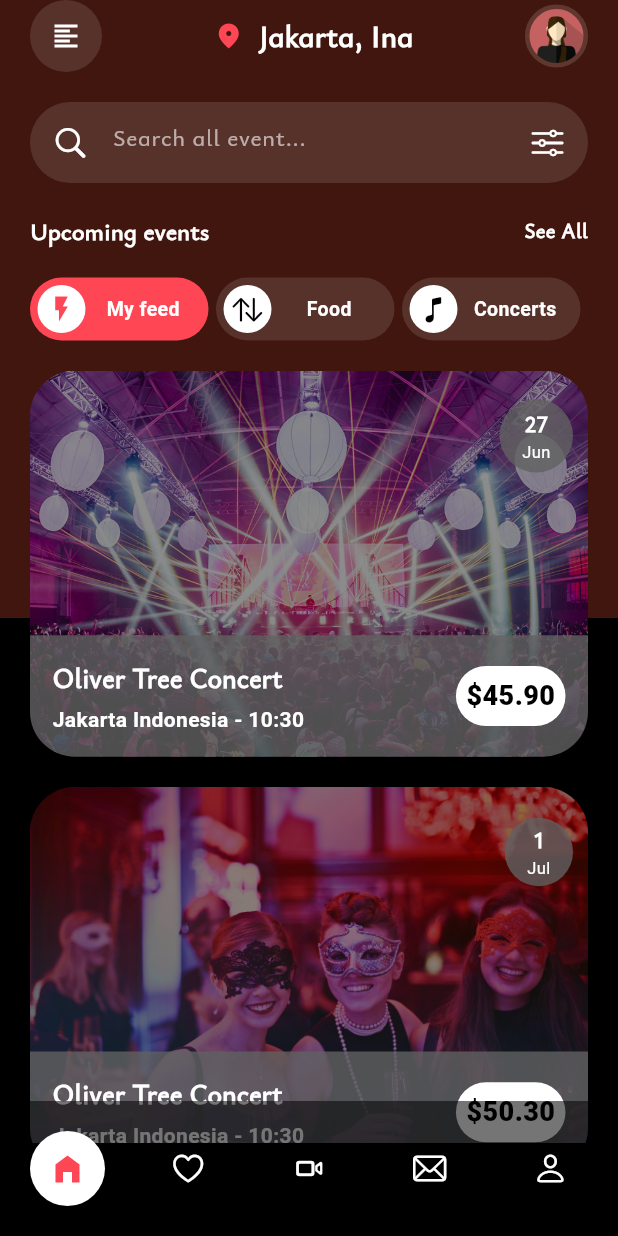
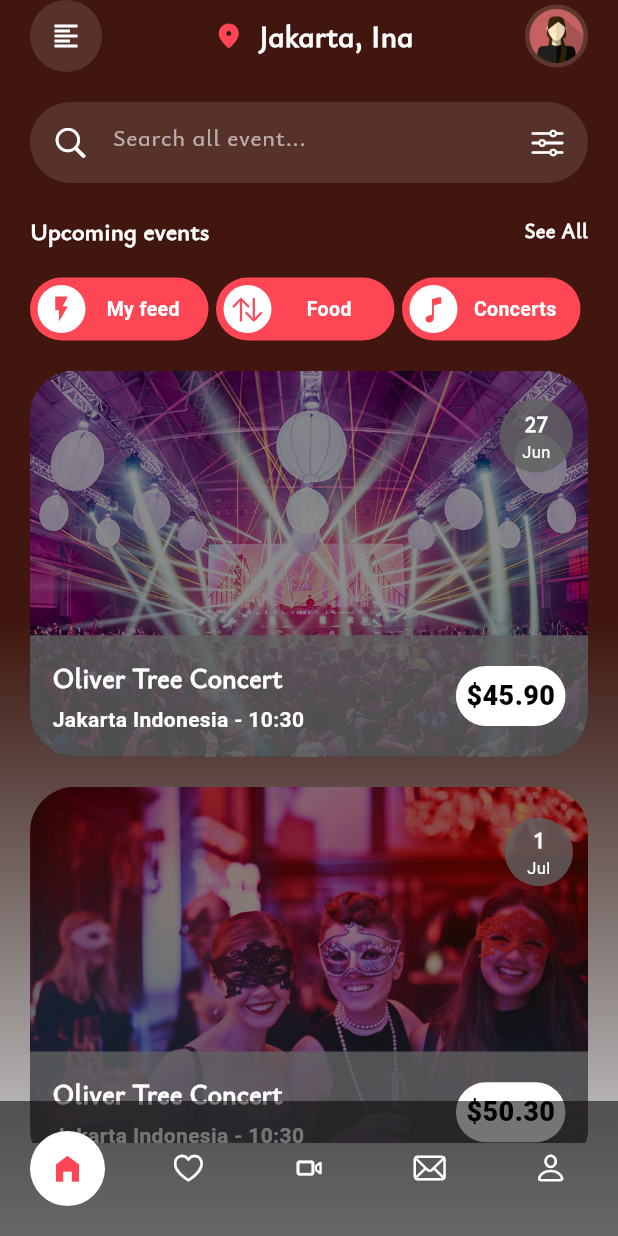
Before and after one commit to christ-dev19/freestyles, a Flutter app: the screen it shows after launch, on a phone screen of 412 x 824 dp. Run offline on Flutter 3.47's test engine with Material 2 defaults, Android fonts, the phone set to English and light mode, and no system bars; project files that could hold a hidden picture were left out.

Commit message:
fix screen one https://dribbble.com/shots/19970474-Event-Mobile-App

```diff
--- a/lib/screens/EventMobileApp/EventMobileApp1.dart
+++ b/lib/screens/EventMobileApp/EventMobileApp1.dart
@@ -1,3 +1,5 @@
+import 'dart:math';
+
 import 'package:flutter/cupertino.dart';
 import 'package:flutter/material.dart';
 import 'package:flutter/services.dart';
@@ -49,6 +51,31 @@ class _EventMobileApp1State extends State<EventMobileApp1> {
     {"selected": false, "icon": CupertinoIcons.mail},
     {"selected": false, "icon": CupertinoIcons.person},
   ];
+  List<dynamic> upcomingEvents = [
+    {
+      "id": Random().nextInt(99),
+      "label": "My feed",
+      "icon": Icons.flash_on,
+    },
+    {
+      "id": Random().nextInt(99),
+      "label": "Food",
+      "icon": CupertinoIcons.arrow_up_arrow_down
+    },
+    {
+      "id": Random().nextInt(99),
+      "label": "Concerts",
+      "icon": CupertinoIcons.music_note
+    },
+  ];
+
+  dynamic upcomingEventsSelected;
+
+  @override
+  void initState() {
+    upcomingEventsSelected = upcomingEvents[0];
+    super.initState();
+  }
 
   @override
   Widget build(BuildContext context) {
@@ -60,26 +87,24 @@ class _EventMobileApp1State extends State<EventMobileApp1> {
         statusBarIconBrightness: Brightness.light,
       ),
       child: Scaffold(
-        backgroundColor: Colors.amber,
-        body: Stack(
-          children: [
-            Positioned.fill(
-              child: Container(
+        backgroundColor: Colors.transparent,
+        body: Container(
           width: size.width,
           height: size.height,
           decoration: BoxDecoration(
             gradient: LinearGradient(
               begin: Alignment.topCenter,
               end: Alignment.bottomCenter,
-                    stops: const [.5, .3, .2],
-                    tileMode: TileMode.mirror,
               colors: [
                 colorChocolat,
-                      Color.fromRGBO(64, 22, 14, .9),
-                      Colors.black,
+                colorChocolat,
+                Colors.black12,
               ],
             ),
           ),
+          child: Stack(
+            children: [
+              Positioned.fill(
                 child: SafeArea(
                   child: SingleChildScrollView(
                     child: Column(
@@ -201,21 +226,12 @@ class _EventMobileApp1State extends State<EventMobileApp1> {
                             mainAxisAlignment: MainAxisAlignment.spaceBetween,
                             crossAxisAlignment: CrossAxisAlignment.center,
                             children: [
-                              _buildIconWidget(size,
-                                  icon: Icons.flash_on,
-                                  backgroundColor: redColor,
-                                  colorIcon: redColor,
-                                  label: "My feed"),
-                              _buildIconWidget(size,
-                                  icon: CupertinoIcons.arrow_up_arrow_down,
-                                  backgroundColor: Colors.white12,
-                                  colorIcon: Colors.black,
-                                  label: "Food"),
-                              _buildIconWidget(size,
-                                  icon: CupertinoIcons.music_note,
-                                  backgroundColor: Colors.white12,
-                                  colorIcon: Colors.black,
-                                  label: "Concerts"),
+                              ...upcomingEvents
+                                  .map(
+                                    (item) =>
+                                        _buildIconWidget(size, data: item),
+                                  )
+                                  .toList(),
                             ],
                           ),
                         ),
@@ -235,7 +251,6 @@ class _EventMobileApp1State extends State<EventMobileApp1> {
                           ),
                         ),
                       ],
-                    ),
                     ),
                   ),
                 ),
@@ -260,10 +275,11 @@ class _EventMobileApp1State extends State<EventMobileApp1> {
                                   ? Colors.white
                                   : Colors.transparent,
                               radius: 25,
-                            child: Icon(
-                              item['icon'],
-                              color: item['selected'] ? redColor : Colors.white,
-                            ),
+                              child: Icon(item['icon'],
+                                  color: item['selected']
+                                      ? redColor
+                                      : Colors.white,
+                                  size: 23),
                             ),
                             onPressed: () {
                               menus.map((e) => e['selected'] = false).toList();
@@ -279,6 +295,7 @@ class _EventMobileApp1State extends State<EventMobileApp1> {
                 ),
               ),
             ],
+          ),
         ),
       ),
     );
@@ -399,19 +416,22 @@ class _EventMobileApp1State extends State<EventMobileApp1> {
     );
   }
 
-  Flexible _buildIconWidget(
-    Size size, {
-    required IconData icon,
-    required Color backgroundColor,
-    required Color colorIcon,
-    required String label,
+  Flexible _buildIconWidget(Size size, {
+    required data,
   }) {
     return Flexible(
+      child: GestureDetector(
+        onTap: () {
+          upcomingEventsSelected = data;
+          setState(() {});
+        },
         child: Container(
           padding: const EdgeInsets.all(5),
           margin: const EdgeInsets.only(right: 5),
           decoration: BoxDecoration(
-          color: backgroundColor,
+            color: upcomingEventsSelected['id'] == data['id']
+                ? redColor
+                : Colors.white12,
             borderRadius: BorderRadius.circular(size.width),
           ),
           child: Row(
@@ -422,14 +442,16 @@ class _EventMobileApp1State extends State<EventMobileApp1> {
                 backgroundColor: Colors.white,
                 radius: 16,
                 child: Icon(
-                icon,
+                  data['icon'],
                   size: 20,
-                color: colorIcon,
+                  color: upcomingEventsSelected['id'] == data['id']
+                      ? redColor
+                      : Colors.black,
                 ),
               ),
               Expanded(
                 child: Text(
-                label,
+                  data['label'],
                   maxLines: 1,
                   textAlign: TextAlign.center,
                   overflow: TextOverflow.ellipsis,
@@ -443,6 +465,7 @@ class _EventMobileApp1State extends State<EventMobileApp1> {
             ],
           ),
         ),
+      ),
     );
   }
 }
```
Lines whose indentation alone changed are shown as unchanged.
